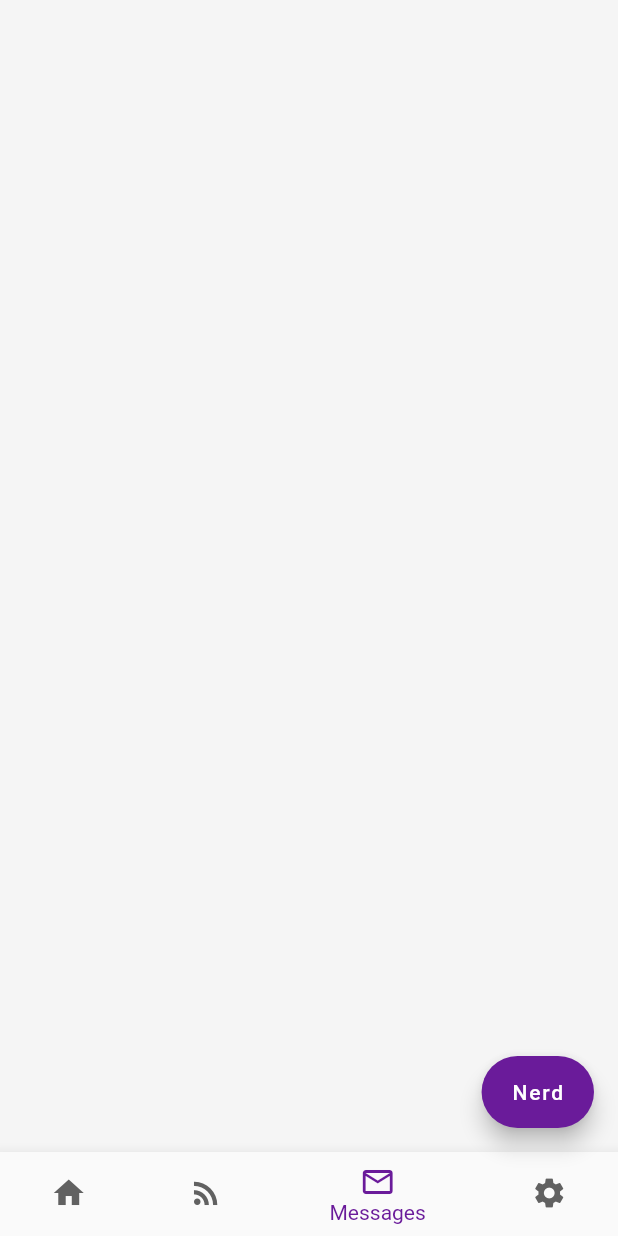
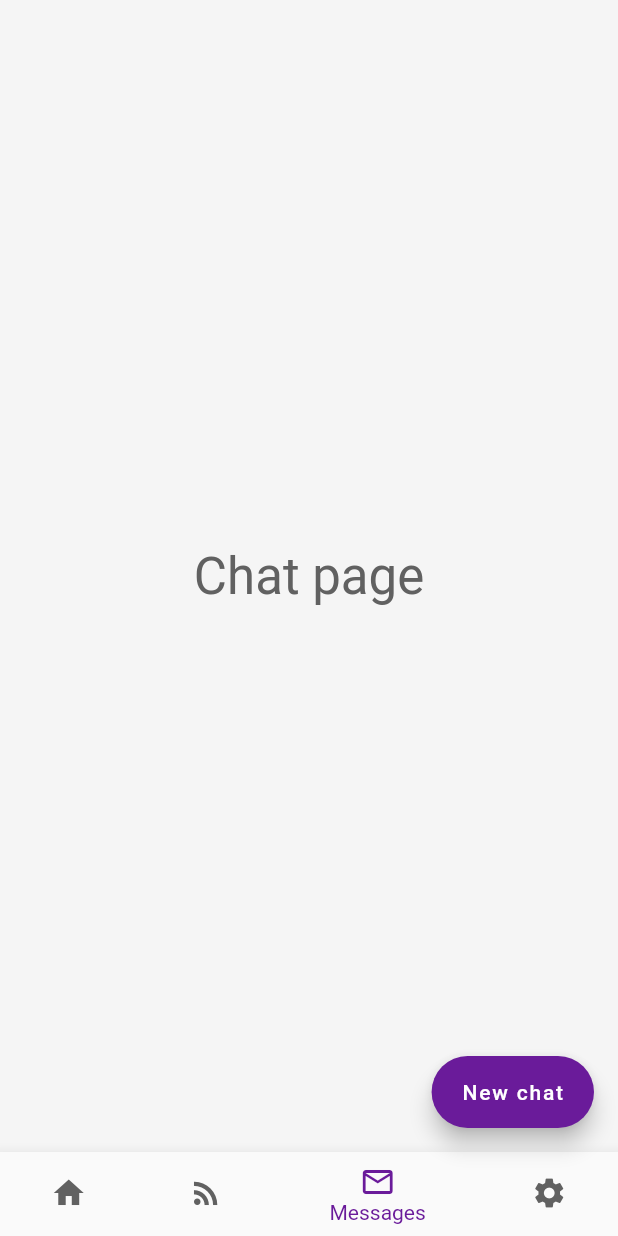
Before and after one commit to wil-power/naudi_mock, a Flutter app: the screen it shows after launch, item 3 of the bottom bar chosen, on a phone screen of 412 x 824 dp. Run offline on Flutter 3.47's test engine with Material 2 defaults, Android fonts, the phone set to English and light mode, and no system bars; missing offline and left inert: floating_search_bar.

Commit message:
fixed status bar color, added more views and changed file structure

```diff
--- a/lib/home.dart
+++ /dev/null
@@ -1,18 +0,0 @@
-import 'package:flutter/material.dart';
-
-import 'colors.dart';
-import 'main.dart';
-
-class Home extends StatefulWidget {
-  const Home({Key key}) : super(key: key);
-
-  @override
-  _HomeState createState() => _HomeState();
-}
-
-class _HomeState extends State<Home> {
-  @override
-  Widget build(BuildContext context) {
-    return Container();
-  }
-}
--- a/lib/main.dart
+++ b/lib/main.dart
@@ -1,38 +1,110 @@
+import 'package:flutter/cupertino.dart';
 import 'package:flutter/material.dart';
 import 'package:flutter/rendering.dart';
 import 'package:flutter/services.dart';
-import 'package:naudi_mock/colors.dart';
-import 'package:naudi_mock/colors.dart' as prefix0;
-import 'package:naudi_mock/home.dart';
-import 'package:naudi_mock/model/nerd.dart';
-import 'package:floating_search_bar/floating_search_bar.dart';
+import 'package:naudi_mock/model/colors.dart';
+import 'package:naudi_mock/ui/feed.dart';
+import 'package:naudi_mock/ui/home.dart';
+import 'package:naudi_mock/ui/messages.dart';
+import 'package:naudi_mock/ui/postWidget.dart';
+import 'package:naudi_mock/ui/settings.dart';
 
-import 'colors.dart';
-import 'feed.dart';
-
-void main() => runApp(MyApp());
+void main() {
+  runApp(MyApp());
+}
 
 class MyApp extends StatelessWidget {
   // This widget is the root of your application.
   @override
   Widget build(BuildContext context) {
-    // SystemChrome.setSystemUIOverlayStyle(SystemUiOverlayStyle(
-    //   statusBarColor: primaryColor,
-    // ));
     return MaterialApp(
       title: 'Flutter Demo',
-      theme: ThemeData(
+      theme: _buildShrineTheme(context),
+      home: MyHomePage(title: 'Flutter Demo Home Page'),
+    );
+  }
+
+  ThemeData _buildShrineTheme(BuildContext context) {
+    final ThemeData base = ThemeData.light();
+
+    return base.copyWith(
+      accentColor: accentColor,
       primaryColor: primaryColor,
-        accentColor: accentColor,
-        primaryColorDark: primaryColor,
-        textSelectionColor: accentColor,
-        backgroundColor: primaryColor,
-        bottomAppBarColor: primaryColor,
+      buttonTheme: base.buttonTheme.copyWith(
+        buttonColor: accentColor,
+        textTheme: ButtonTextTheme.normal,
+      ),
+      scaffoldBackgroundColor: primaryColor,
+      appBarTheme: Theme.of(context).appBarTheme.copyWith(
+            textTheme: Theme.of(context).textTheme,
             iconTheme: Theme.of(context).iconTheme.copyWith(
                   color: darkIconTextColor,
                 ),
           ),
-      home: MyHomePage(title: 'Flutter Demo Home Page'),
+      floatingActionButtonTheme: base.floatingActionButtonTheme.copyWith(
+        backgroundColor: accentColor,
+      ),
+      cardColor: primaryColor,
+      textSelectionColor: accentColor,
+      errorColor: Colors.red[800],
+      iconTheme: Theme.of(context).iconTheme.copyWith(
+            color: darkIconTextColor,
+          ),
+      // Todo: add the text themes (103)
+      textTheme: _buildShrineTextTheme(base.textTheme),
+      primaryTextTheme: _buildShrineTextTheme(base.primaryTextTheme),
+      accentTextTheme: _buildShrineTextTheme(base.accentTextTheme),
+      // todo add the icon themes (103)
+      primaryIconTheme: base.iconTheme.copyWith(
+        color: darkIconTextColor,
+      ),
+      hintColor: accentColor,
+      // TODO decorate the inputs (103)
+      inputDecorationTheme: InputDecorationTheme(
+        filled: false,
+        hasFloatingPlaceholder: false,
+        fillColor: Colors.purple[100],
+        labelStyle: TextStyle(
+          color: darkTextColor,
+        ),
+        hintStyle: TextStyle(
+          color: darkTextColor,
+        ),
+        border: OutlineInputBorder(),
+        enabledBorder: OutlineInputBorder(
+          borderSide: BorderSide(
+            color: accentColor,
+            style: BorderStyle.solid,
+            width: 1.0,
+          ),
+        ),
+        focusedBorder: OutlineInputBorder(
+          borderSide: BorderSide(
+            color: accentColor,
+            style: BorderStyle.solid,
+            width: 1.0,
+          ),
+        ),
+      ),
+    );
+  }
+
+  TextTheme _buildShrineTextTheme(TextTheme base) {
+    return base
+        .copyWith(
+          headline: base.headline.copyWith(fontWeight: FontWeight.w500),
+          title: base.title.copyWith(
+            fontSize: 18.0,
+          ),
+          caption: base.caption.copyWith(
+            fontWeight: FontWeight.w400,
+            fontSize: 14.0,
+          ),
+        )
+        .apply(
+          // fontFamily: "Rubik",
+          displayColor: darkTextColor,
+          bodyColor: darkTextColor,
         );
   }
 }
@@ -50,15 +122,28 @@ class _MyHomePageState extends State<MyHomePage> {
   int _index = 0;
 
   Widget _whichView() {
-    if (_index == 0) return Home();
-    if (_index == 1) return Feed();
-
+    switch (_index) {
+      case 0:
         return Home();
+      case 1:
+        return Feed();
+      case 2:
+        return MessagesWidget();
+      case 3:
+        return SettingsWidget();
+      default:
+        return null;
+    }
   }
 
   @override
   Widget build(BuildContext context) {
-    return Scaffold(
+    SystemUiOverlayStyle _currentStyle = SystemUiOverlayStyle.dark.copyWith(
+      statusBarColor: primaryColor.withAlpha(200),
+    );
+    return AnnotatedRegion(
+      value: _currentStyle,
+      child: Scaffold(
         bottomNavigationBar: BottomNavigationBar(
           currentIndex: _index,
           type: BottomNavigationBarType.shifting,
@@ -88,12 +173,24 @@ class _MyHomePageState extends State<MyHomePage> {
           },
         ),
         body: _whichView(),
-      floatingActionButton: FloatingActionButton.extended(
+        floatingActionButton: _index != 3
+            ? FloatingActionButton.extended(
                 tooltip: 'Increment',
-        label: Text("Nerd"),
+                label: _index != 2 ? Text("Nerd") : Text('New chat'),
+                heroTag: 'add',
+                onPressed: () {
+                  Navigator.push(
+                    context,
+                    MaterialPageRoute(
+                      builder: (context) => PostWidget(),
                     ),
+                  );
+                },
+              )
+            : null,
         backgroundColor: primaryColor,
         floatingActionButtonLocation: FloatingActionButtonLocation.endFloat,
+      ),
     );
   }
 
--- a/lib/feed.dart
+++ b/lib/ui/feed.dart
@@ -1,10 +1,11 @@
 import 'package:floating_search_bar/floating_search_bar.dart';
+import 'package:flutter/cupertino.dart';
 import 'package:flutter/material.dart';
-import 'package:naudi_mock/feed-detail.dart';
-
-import 'colors.dart';
-import 'main.dart';
-import 'model/nerd.dart';
+import 'package:flutter/widgets.dart';
+import 'package:naudi_mock/model/colors.dart';
+import 'package:naudi_mock/model/nerd.dart';
+import 'package:naudi_mock/ui/feed-detail.dart';
+import 'package:naudi_mock/ui/home.dart';
 
 class Feed extends StatefulWidget {
   const Feed({Key key}) : super(key: key);
@@ -17,7 +18,7 @@ class _FeedState extends State<Feed> {
   @override
   Widget build(BuildContext context) {
     return Padding(
-      padding: const EdgeInsets.all(4.0),
+      padding: const EdgeInsets.only(top: 4.0),
       child: FloatingSearchBar.builder(
         itemCount: nerds.length,
         itemBuilder: (BuildContext context, int index) {
@@ -38,10 +39,15 @@ class _FeedState extends State<Feed> {
             );
           },
         ),
-        leading: IconButton(
+        drawer: Drawer(
+          child: Home(),
+          elevation: 0.0,
+        ),
+//        endDrawer: PostWidget(),
+        /* leading: IconButton(
           icon: Icon(Icons.menu),
           onPressed: () {},
-        ),
+        ),*/
         onChanged: (String value) {
           print(value);
         },
@@ -78,6 +84,8 @@ class _FeedState extends State<Feed> {
     return InkWell(
       onTap: () {
         print('wooow');
+//        SystemChrome.setSystemUIOverlayStyle(SystemUiOverlayStyle.dark
+//            .copyWith(statusBarIconBrightness: Brightness.dark));
         Navigator.push(
           context,
           MaterialPageRoute(
@@ -144,12 +152,38 @@ class _FeedState extends State<Feed> {
       ),
     );
   }
+
+  void _settingModalBottomSheet(context) {
+    showModalBottomSheet(
+        context: context,
+        builder: (BuildContext bc) {
+          return Material(
+            shape: RoundedRectangleBorder(
+              borderRadius: BorderRadius.circular(88.0),
+            ),
+            child: new Wrap(
+              children: <Widget>[
+                new ListTile(
+                    leading: new Icon(Icons.music_note),
+                    title: new Text('Music'),
+                    onTap: () => {}),
+                new ListTile(
+                  leading: new Icon(Icons.videocam),
+                  title: new Text('Video'),
+                  onTap: () => {},
+                ),
+              ],
+            ),
+          );
+        });
+  }
 }
 
 class MySearchDelegate extends SearchDelegate<String> {
   final res = nerds.map((n) => n.title).toList();
 
   final recents = nerds.map((n) => n.title).toList().sublist(0, 9);
+
   @override
   List<Widget> buildActions(BuildContext context) {
     // TODO: implement buildActions
--- /dev/null
+++ b/lib/ui/messages.dart
@@ -0,0 +1,24 @@
+import 'package:flutter/material.dart';
+
+class MessagesWidget extends StatefulWidget {
+  @override
+  _MessagesWidgetState createState() => _MessagesWidgetState();
+}
+
+class _MessagesWidgetState extends State<MessagesWidget> {
+  @override
+  Widget build(BuildContext context) {
+    return Center(
+      child: Column(
+        mainAxisAlignment: MainAxisAlignment.center,
+        crossAxisAlignment: CrossAxisAlignment.center,
+        children: <Widget>[
+          Text(
+            'Chat page',
+            style: Theme.of(context).textTheme.display1,
+          )
+        ],
+      ),
+    );
+  }
+}
```
Also changed, not shown: lib/feed-detail.dart (deleted, +0 -59 lines), lib/ui/feed-detail.dart (added, +232 -0 lines), lib/ui/home.dart (added, +27 -0 lines), lib/ui/postWidget.dart (added, +55 -0 lines), lib/ui/settings.dart (added, +24 -0 lines), lib/model/colors.dart (renamed from lib/colors.dart), lib/ui/search.dart (renamed from lib/search.dart). Lines whose indentation alone changed are shown as unchanged.
